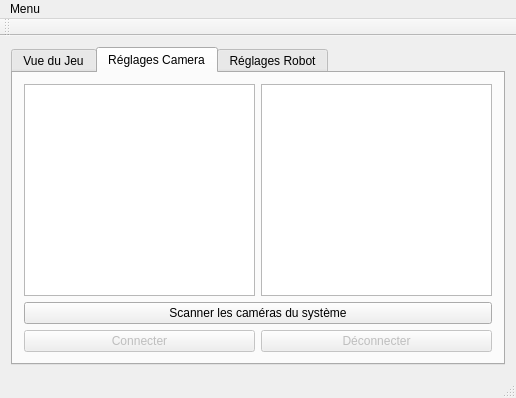
simonbeaudoin0935/Design3, file OpenCV_test/mainwindow.ui: the form before one commit.
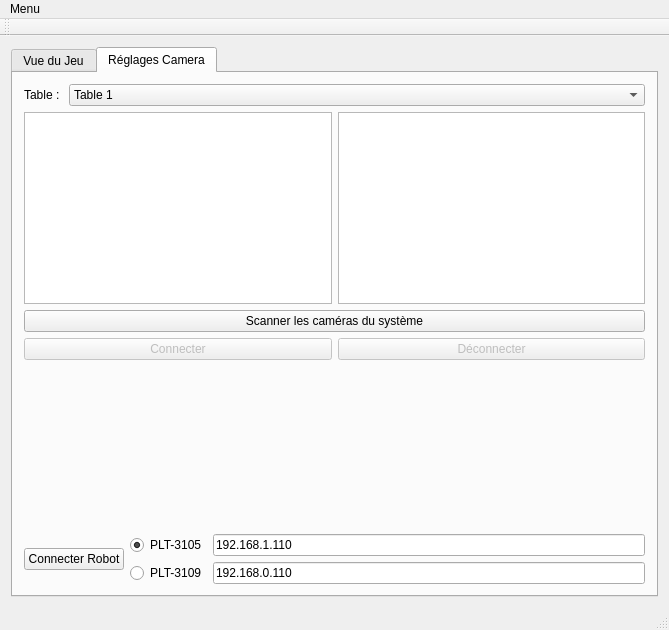
The form after the commit. The open tabs and pages were chosen to show the change.

```diff
--- a/OpenCV_test/mainwindow.ui
+++ b/OpenCV_test/mainwindow.ui
@@ -6,8 +6,8 @@
    <rect>
     <x>0</x>
     <y>0</y>
-    <width>516</width>
-    <height>398</height>
+    <width>669</width>
+    <height>630</height>
    </rect>
   </property>
   <property name="windowTitle">
@@ -83,6 +83,57 @@
        <layout class="QVBoxLayout" name="verticalLayout_4">
         <item>
          <layout class="QVBoxLayout" name="verticalLayout_3">
+          <item>
+           <layout class="QHBoxLayout" name="horizontalLayout_3">
+            <item>
+             <widget class="QLabel" name="label_2">
+              <property name="sizePolicy">
+               <sizepolicy hsizetype="Maximum" vsizetype="Preferred">
+                <horstretch>0</horstretch>
+                <verstretch>0</verstretch>
+               </sizepolicy>
+              </property>
+              <property name="text">
+               <string>Table : </string>
+              </property>
+             </widget>
+            </item>
+            <item>
+             <widget class="QComboBox" name="comboBox_choix_Table">
+              <item>
+               <property name="text">
+                <string>Table 1</string>
+               </property>
+              </item>
+              <item>
+               <property name="text">
+                <string>Table 2</string>
+               </property>
+              </item>
+              <item>
+               <property name="text">
+                <string>Table 3</string>
+               </property>
+              </item>
+              <item>
+               <property name="text">
+                <string>Table 4</string>
+               </property>
+              </item>
+              <item>
+               <property name="text">
+                <string>Table 5</string>
+               </property>
+              </item>
+              <item>
+               <property name="text">
+                <string>Table 6</string>
+               </property>
+              </item>
+             </widget>
+            </item>
+           </layout>
+          </item>
           <item>
            <layout class="QHBoxLayout" name="horizontalLayout">
             <item>
@@ -124,15 +175,77 @@
             </item>
            </layout>
           </item>
+          <item>
+           <spacer name="verticalSpacer">
+            <property name="orientation">
+             <enum>Qt::Vertical</enum>
+            </property>
+            <property name="sizeHint" stdset="0">
+             <size>
+              <width>20</width>
+              <height>40</height>
+             </size>
+            </property>
+           </spacer>
+          </item>
+          <item>
+           <layout class="QHBoxLayout" name="horizontalLayout_4">
+            <item>
+             <widget class="QPushButton" name="pushButton">
+              <property name="text">
+               <string>Connecter Robot</string>
+              </property>
+             </widget>
+            </item>
+            <item>
+             <layout class="QVBoxLayout" name="verticalLayout_5">
+              <item>
+               <layout class="QHBoxLayout" name="horizontalLayout_5">
+                <item>
+                 <widget class="QRadioButton" name="radioButton">
+                  <property name="text">
+                   <string>PLT-3105</string>
+                  </property>
+                  <property name="checked">
+                   <bool>true</bool>
+                  </property>
+                 </widget>
+                </item>
+                <item>
+                 <widget class="QLineEdit" name="lineEdit">
+                  <property name="text">
+                   <string>192.168.1.110</string>
+                  </property>
+                 </widget>
+                </item>
+               </layout>
+              </item>
+              <item>
+               <layout class="QHBoxLayout" name="horizontalLayout_6">
+                <item>
+                 <widget class="QRadioButton" name="radioButton_2">
+                  <property name="text">
+                   <string>PLT-3109</string>
+                  </property>
+                 </widget>
+                </item>
+                <item>
+                 <widget class="QLineEdit" name="lineEdit_2">
+                  <property name="text">
+                   <string>192.168.0.110</string>
+                  </property>
+                 </widget>
+                </item>
+               </layout>
+              </item>
+             </layout>
+            </item>
+           </layout>
+          </item>
          </layout>
         </item>
        </layout>
       </widget>
-      <widget class="QWidget" name="tab_Robot_Settings">
-       <attribute name="title">
-        <string>Réglages Robot</string>
-       </attribute>
-      </widget>
      </widget>
     </item>
    </layout>
@@ -142,7 +255,7 @@
     <rect>
      <x>0</x>
      <y>0</y>
-     <width>516</width>
+     <width>669</width>
      <height>22</height>
     </rect>
    </property>
```
Left out of the diff: 2 changed lines with no effect on the pictures.
